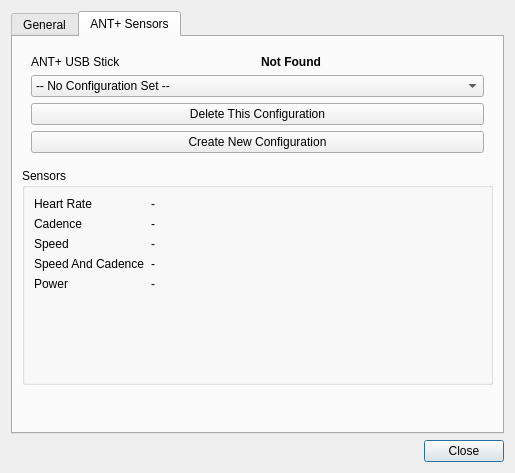
rsippl/big-ring, file indoorcycling2/settingsdialog.ui: the form before one commit.
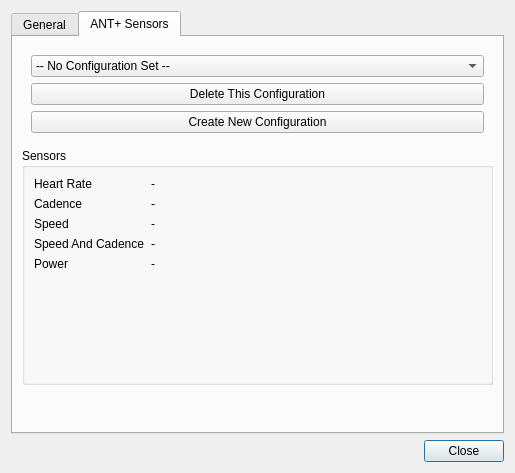
The form after the commit.

Commit message: Make wheel size a configuration value.

The edit to the form file:
```diff
--- a/indoorcycling2/settingsdialog.ui
+++ b/indoorcycling2/settingsdialog.ui
@@ -121,7 +121,14 @@
           </sizepolicy>
          </property>
          <layout class="QGridLayout" name="gridLayout_2">
-          <item row="1" column="0" colspan="2">
+          <item row="2" column="0" colspan="2">
+           <widget class="QPushButton" name="pushButton">
+            <property name="text">
+             <string>Create New Configuration</string>
+            </property>
+           </widget>
+          </item>
+          <item row="0" column="0" colspan="2">
            <widget class="QComboBox" name="antConfigurationChooser">
             <property name="sizePolicy">
              <sizepolicy hsizetype="Minimum" vsizetype="Fixed">
@@ -136,43 +143,7 @@
             </item>
            </widget>
           </item>
-          <item row="0" column="0">
-           <widget class="QLabel" name="label_4">
-            <property name="sizePolicy">
-             <sizepolicy hsizetype="Preferred" vsizetype="Preferred">
-              <horstretch>1</horstretch>
-              <verstretch>0</verstretch>
-             </sizepolicy>
-            </property>
-            <property name="text">
-             <string>ANT+ USB Stick</string>
-            </property>
-           </widget>
-          </item>
-          <item row="0" column="1">
-           <widget class="QLabel" name="usbStickPresentLabel">
-            <property name="sizePolicy">
-             <sizepolicy hsizetype="Preferred" vsizetype="Preferred">
-              <horstretch>1</horstretch>
-              <verstretch>0</verstretch>
-             </sizepolicy>
-            </property>
-            <property name="text">
-             <string>&lt;b&gt;Not Found&lt;/b&gt;</string>
-            </property>
-            <property name="textFormat">
-             <enum>Qt::RichText</enum>
-            </property>
-           </widget>
-          </item>
-          <item row="3" column="0" colspan="2">
-           <widget class="QPushButton" name="pushButton">
-            <property name="text">
-             <string>Create New Configuration</string>
-            </property>
-           </widget>
-          </item>
-          <item row="2" column="0" colspan="2">
+          <item row="1" column="0" colspan="2">
            <widget class="QPushButton" name="deleteConfigurationButton">
             <property name="text">
              <string>Delete This Configuration</string>
```
Left out of the diff: 3 changed lines with no effect on the pictures. The commit also changes 9 other files.
